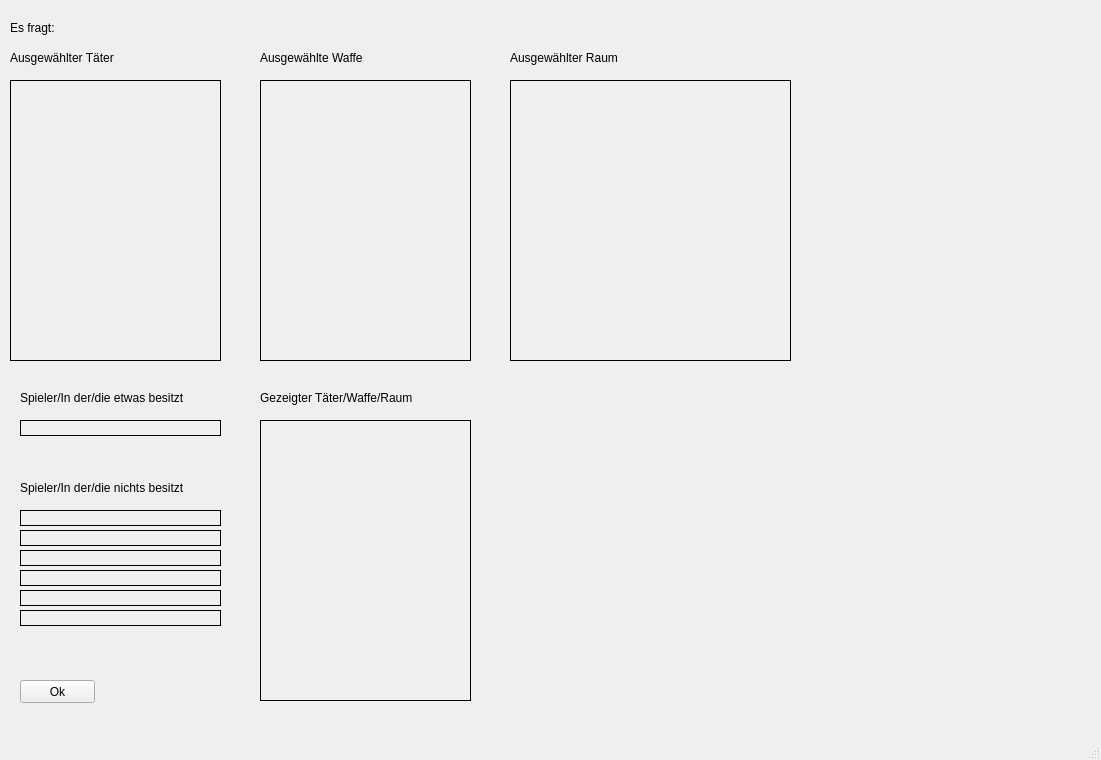
First picture: the form in Cluedo/UI/AskPlayerUI.ui, repository haegar80/Cluedo, before the edit.
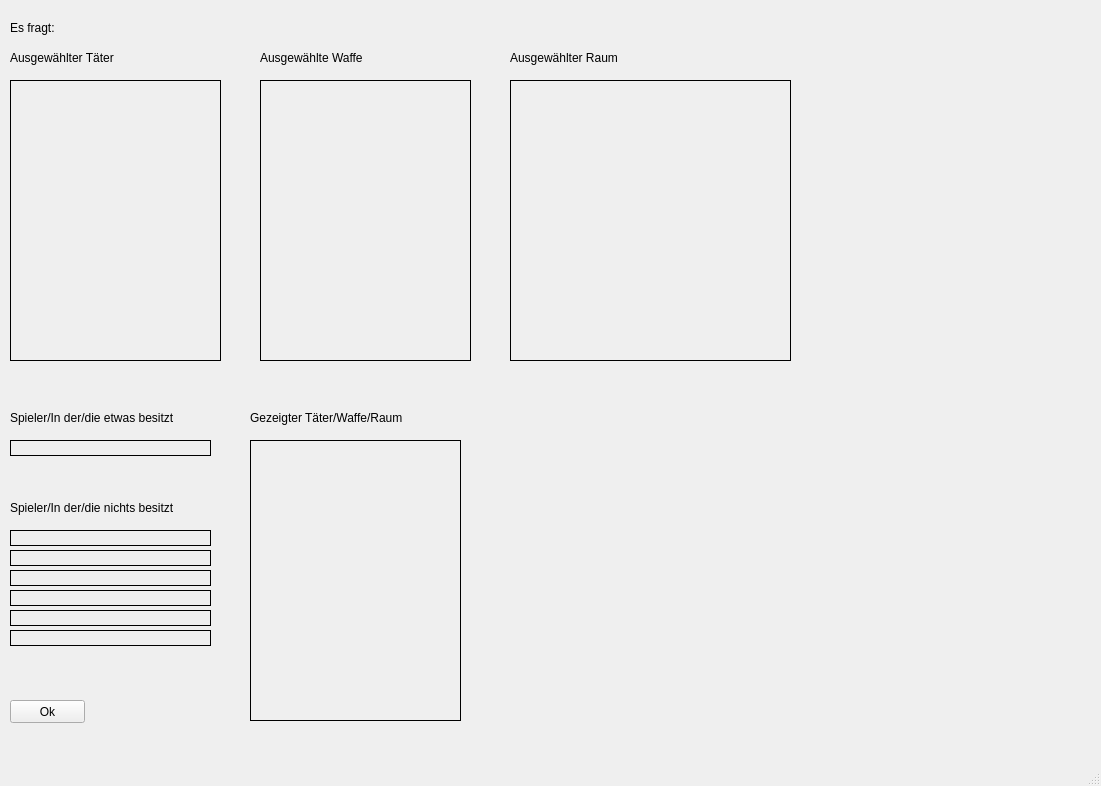
Second picture: the form after the edit.

Diff of the .ui file:
```diff
--- a/Cluedo/UI/AskPlayerUI.ui
+++ b/Cluedo/UI/AskPlayerUI.ui
@@ -7,7 +7,7 @@
     <x>0</x>
     <y>0</y>
     <width>1101</width>
-    <height>760</height>
+    <height>786</height>
    </rect>
   </property>
   <property name="windowTitle">
@@ -113,8 +113,8 @@
    <widget class="QLabel" name="labelPlayerName">
     <property name="geometry">
      <rect>
-      <x>20</x>
-      <y>420</y>
+      <x>10</x>
+      <y>440</y>
       <width>201</width>
       <height>16</height>
      </rect>
@@ -135,8 +135,8 @@
    <widget class="QLabel" name="labelPlayer">
     <property name="geometry">
      <rect>
-      <x>20</x>
-      <y>390</y>
+      <x>10</x>
+      <y>410</y>
       <width>221</width>
       <height>16</height>
      </rect>
@@ -148,8 +148,8 @@
    <widget class="QLabel" name="imageShowedObject">
     <property name="geometry">
      <rect>
-      <x>260</x>
-      <y>420</y>
+      <x>250</x>
+      <y>440</y>
       <width>211</width>
       <height>281</height>
      </rect>
@@ -167,8 +167,8 @@
    <widget class="QPushButton" name="buttonOk">
     <property name="geometry">
      <rect>
-      <x>20</x>
-      <y>680</y>
+      <x>10</x>
+      <y>700</y>
       <width>75</width>
       <height>23</height>
      </rect>
@@ -180,8 +180,8 @@
    <widget class="QLabel" name="labelShowedObject">
     <property name="geometry">
      <rect>
-      <x>260</x>
-      <y>390</y>
+      <x>250</x>
+      <y>410</y>
       <width>251</width>
       <height>16</height>
      </rect>
@@ -193,8 +193,8 @@
    <widget class="QLabel" name="labelPlayerNoObjects">
     <property name="geometry">
      <rect>
-      <x>20</x>
-      <y>480</y>
+      <x>10</x>
+      <y>500</y>
       <width>231</width>
       <height>16</height>
      </rect>
@@ -206,29 +206,7 @@
    <widget class="QLabel" name="labelPlayerNameNoObjects1">
     <property name="geometry">
      <rect>
-      <x>20</x>
-      <y>510</y>
-      <width>201</width>
-      <height>16</height>
-     </rect>
-    </property>
-    <property name="autoFillBackground">
-     <bool>false</bool>
-    </property>
-    <property name="frameShape">
-     <enum>QFrame::Box</enum>
-    </property>
-    <property name="text">
-     <string/>
-    </property>
-    <property name="alignment">
-     <set>Qt::AlignLeading|Qt::AlignLeft|Qt::AlignVCenter</set>
-    </property>
-   </widget>
-   <widget class="QLabel" name="labelPlayerNameNoObjects2">
-    <property name="geometry">
-     <rect>
-      <x>20</x>
+      <x>10</x>
       <y>530</y>
       <width>201</width>
       <height>16</height>
@@ -250,7 +228,7 @@
    <widget class="QLabel" name="labelPlayerNameNoObjects3">
     <property name="geometry">
      <rect>
-      <x>20</x>
+      <x>10</x>
       <y>550</y>
       <width>201</width>
       <height>16</height>
@@ -272,7 +250,7 @@
    <widget class="QLabel" name="labelPlayerNameNoObjects4">
     <property name="geometry">
      <rect>
-      <x>20</x>
+      <x>10</x>
       <y>570</y>
       <width>201</width>
       <height>16</height>
@@ -294,7 +272,7 @@
    <widget class="QLabel" name="labelPlayerNameNoObjects5">
     <property name="geometry">
      <rect>
-      <x>20</x>
+      <x>10</x>
       <y>590</y>
       <width>201</width>
       <height>16</height>
@@ -316,7 +294,7 @@
    <widget class="QLabel" name="labelPlayerNameNoObjects6">
     <property name="geometry">
      <rect>
-      <x>20</x>
+      <x>10</x>
       <y>610</y>
       <width>201</width>
       <height>16</height>
@@ -335,6 +313,28 @@
      <set>Qt::AlignLeading|Qt::AlignLeft|Qt::AlignVCenter</set>
     </property>
    </widget>
+   <widget class="QLabel" name="labelPlayerNameNoObjects6">
+    <property name="geometry">
+     <rect>
+      <x>10</x>
+      <y>630</y>
+      <width>201</width>
+      <height>16</height>
+     </rect>
+    </property>
+    <property name="autoFillBackground">
+     <bool>false</bool>
+    </property>
+    <property name="frameShape">
+     <enum>QFrame::Box</enum>
+    </property>
+    <property name="text">
+     <string/>
+    </property>
+    <property name="alignment">
+     <set>Qt::AlignLeading|Qt::AlignLeft|Qt::AlignVCenter</set>
+    </property>
+   </widget>
    <widget class="QLabel" name="labelAsk">
     <property name="geometry">
      <rect>
```
Left out of the diff: 47 changed lines with no effect on the pictures.
